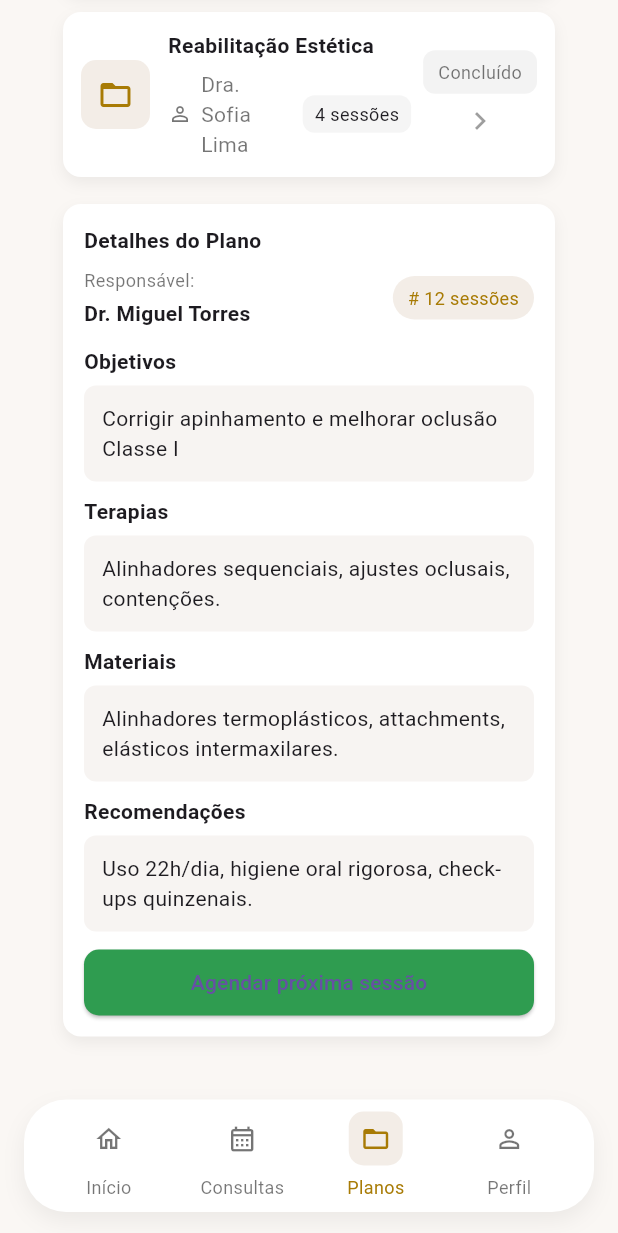
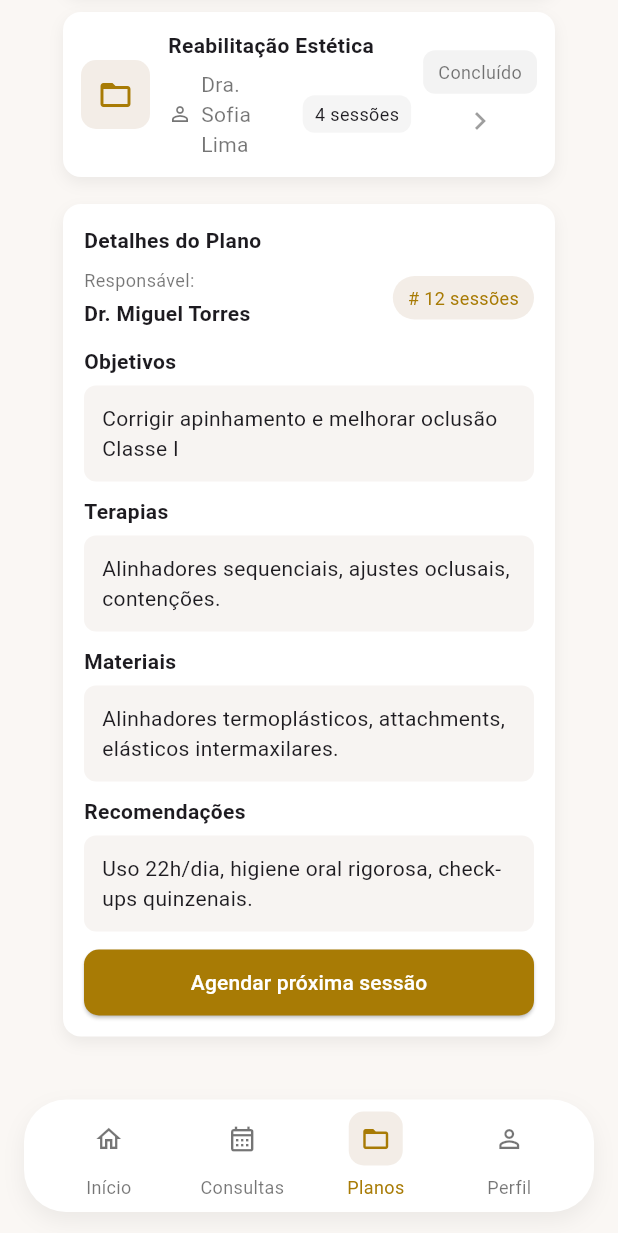
Before and after one commit to solana315/flutter2, a Flutter app: the PlanoTratamentoPage screen opened by its route, scrolled down 373 dp, on a phone screen of 412 x 824 dp. Shown: the top 1233 px of the screen. Run offline on Flutter 3.47's test engine with Material 3 defaults, Android fonts, the phone set to English and light mode, and no system bars; our stand-ins replace flutter_dotenv, shared_preferences; accounts and stored records are empty.

Commit message:
mini mudanças
mini mudanças

```diff
--- a/mobile/lib/dependent_detail_page.dart
+++ b/mobile/lib/dependent_detail_page.dart
@@ -5,7 +5,7 @@ import 'package:flutter_application_1/models/dependent.dart';
 class DependentDetailPage extends StatelessWidget {
   final Dependent dependent;
 
-  const DependentDetailPage({Key? key, required this.dependent}) : super(key: key);
+  const DependentDetailPage({super.key, required this.dependent});
 
   @override
   Widget build(BuildContext context) {
--- a/mobile/lib/main.dart
+++ b/mobile/lib/main.dart
@@ -2,7 +2,6 @@ import 'package:flutter/material.dart';
 import 'package:flutter_dotenv/flutter_dotenv.dart';
 import 'login_page.dart';
 import 'menu.dart';
-import 'marcar_consulta.dart';
 import 'planotratamento.dart';
 import 'perfil.dart';
 import 'declaracao.dart';
--- a/mobile/lib/minhas_consultas_page.dart
+++ b/mobile/lib/minhas_consultas_page.dart
@@ -73,7 +73,7 @@ class _MinhasConsultasPageState extends State<MinhasConsultasPage> with SingleTi
                     const SizedBox(width: 12),
                     const Icon(Icons.calendar_today, size: 14, color: Colors.black54),
                     const SizedBox(width: 6),
-                    Text('$weekday', style: const TextStyle(color: Colors.black54)),
+                    Text(weekday, style: const TextStyle(color: Colors.black54)),
                   ],
                 ),
               ],
--- a/mobile/lib/widgets/planoTratamento/plan_details.dart
+++ b/mobile/lib/widgets/planoTratamento/plan_details.dart
@@ -14,12 +14,21 @@ class PlanDetails extends StatelessWidget {
       decoration: BoxDecoration(
         color: cardBg,
         borderRadius: BorderRadius.circular(12),
-        boxShadow: [BoxShadow(color: const Color(0x0F000000), blurRadius: 8, offset: const Offset(0, 4))],
+        boxShadow: [
+          BoxShadow(
+            color: const Color(0x0F000000),
+            blurRadius: 8,
+            offset: const Offset(0, 4),
+          ),
+        ],
       ),
       child: Column(
         crossAxisAlignment: CrossAxisAlignment.stretch,
         children: [
-          const Text('Detalhes do Plano', style: TextStyle(fontWeight: FontWeight.w600)),
+          const Text(
+            'Detalhes do Plano',
+            style: TextStyle(fontWeight: FontWeight.w600),
+          ),
           const SizedBox(height: 8),
           Row(
             children: [
@@ -33,40 +42,63 @@ class PlanDetails extends StatelessWidget {
           const SizedBox(height: 6),
           Container(
             padding: const EdgeInsets.all(12),
-            decoration: BoxDecoration(color: const Color(0xFFF7F4F2), borderRadius: BorderRadius.circular(8)),
-            child: const Text('Corrigir apinhamento e melhorar oclusão\nClasse I'),
+            decoration: BoxDecoration(
+              color: const Color(0xFFF7F4F2),
+              borderRadius: BorderRadius.circular(8),
+            ),
+            child: const Text(
+              'Corrigir apinhamento e melhorar oclusão\nClasse I',
+            ),
           ),
           const SizedBox(height: 10),
           _sectionTitle('Terapias'),
           const SizedBox(height: 6),
           Container(
             padding: const EdgeInsets.all(12),
-            decoration: BoxDecoration(color: const Color(0xFFF7F4F2), borderRadius: BorderRadius.circular(8)),
-            child: const Text('Alinhadores sequenciais, ajustes oclusais, contenções.'),
+            decoration: BoxDecoration(
+              color: const Color(0xFFF7F4F2),
+              borderRadius: BorderRadius.circular(8),
+            ),
+            child: const Text(
+              'Alinhadores sequenciais, ajustes oclusais, contenções.',
+            ),
           ),
           const SizedBox(height: 10),
           _sectionTitle('Materiais'),
           const SizedBox(height: 6),
           Container(
             padding: const EdgeInsets.all(12),
-            decoration: BoxDecoration(color: const Color(0xFFF7F4F2), borderRadius: BorderRadius.circular(8)),
-            child: const Text('Alinhadores termoplásticos, attachments, elásticos intermaxilares.'),
+            decoration: BoxDecoration(
+              color: const Color(0xFFF7F4F2),
+              borderRadius: BorderRadius.circular(8),
+            ),
+            child: const Text(
+              'Alinhadores termoplásticos, attachments, elásticos intermaxilares.',
+            ),
           ),
           const SizedBox(height: 10),
           _sectionTitle('Recomendações'),
           const SizedBox(height: 6),
           Container(
             padding: const EdgeInsets.all(12),
-            decoration: BoxDecoration(color: const Color(0xFFF7F4F2), borderRadius: BorderRadius.circular(8)),
-            child: const Text('Uso 22h/dia, higiene oral rigorosa, check-ups quinzenais.'),
+            decoration: BoxDecoration(
+              color: const Color(0xFFF7F4F2),
+              borderRadius: BorderRadius.circular(8),
+            ),
+            child: const Text(
+              'Uso 22h/dia, higiene oral rigorosa, check-ups quinzenais.',
+            ),
           ),
           const SizedBox(height: 12),
           SizedBox(
             height: 44,
             child: ElevatedButton(
               style: ElevatedButton.styleFrom(
-                backgroundColor: const Color(0xFF2F9C50),
-                shape: RoundedRectangleBorder(borderRadius: BorderRadius.circular(10)),
+                backgroundColor: const Color(0xFFA87B05),
+                foregroundColor: Colors.white,
+                shape: RoundedRectangleBorder(
+                  borderRadius: BorderRadius.circular(10),
+                ),
               ),
               onPressed: () {},
               child: const Text('Agendar próxima sessão'),
@@ -81,7 +113,10 @@ class PlanDetails extends StatelessWidget {
     return Column(
       crossAxisAlignment: CrossAxisAlignment.start,
       children: [
-        Text(label, style: const TextStyle(color: Colors.black54, fontSize: 12)),
+        Text(
+          label,
+          style: const TextStyle(color: Colors.black54, fontSize: 12),
+        ),
         const SizedBox(height: 4),
         Text(value, style: const TextStyle(fontWeight: FontWeight.w600)),
       ],
@@ -91,10 +126,27 @@ class PlanDetails extends StatelessWidget {
   Widget _pill(String text, Color color, {bool isActive = false}) {
     return Container(
       padding: const EdgeInsets.symmetric(horizontal: 10, vertical: 6),
-      decoration: BoxDecoration(color: isActive ? const Color(0xFFF3EDE7) : Colors.grey.withAlpha((0.1 * 255).round()), borderRadius: BorderRadius.circular(20)),
-      child: Text(text, style: TextStyle(color: isActive ? color : Colors.black54, fontSize: 12)),
+      decoration: BoxDecoration(
+        color: isActive
+            ? const Color(0xFFF3EDE7)
+            : const Color.fromARGB(
+                255,
+                255,
+                255,
+                255,
+              ).withAlpha((0.1 * 255).round()),
+        borderRadius: BorderRadius.circular(20),
+      ),
+      child: Text(
+        text,
+        style: TextStyle(
+          color: isActive ? color : Colors.black54,
+          fontSize: 12,
+        ),
+      ),
     );
   }
 
-  Widget _sectionTitle(String text) => Text(text, style: const TextStyle(fontWeight: FontWeight.w600));
+  Widget _sectionTitle(String text) =>
+      Text(text, style: const TextStyle(fontWeight: FontWeight.w600));
 }
```
